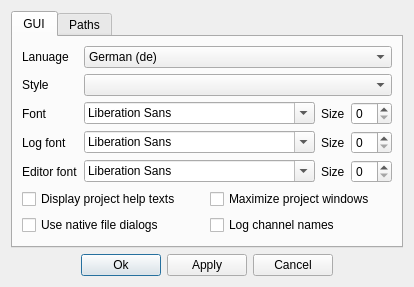
Old version of the form tools/qchdman/preferencesdialog.ui in the repository qmc2/qmc2-mame-fe.
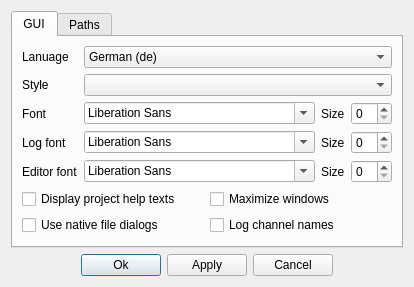
New version of the form. Icons and pictures are not drawn.

Commit message: imp: qchdman: changed wording of 'maximize windows' setting

The edit to the form file:
```diff
--- a/tools/qchdman/preferencesdialog.ui
+++ b/tools/qchdman/preferencesdialog.ui
@@ -263,7 +263,7 @@
             <string>Maximize new project windows</string>
            </property>
            <property name="text">
-            <string>Maximize project windows</string>
+            <string>Maximize windows</string>
            </property>
           </widget>
          </item>
```
Left out of the diff: 2 changed lines with no effect on the pictures. The commit also changes 17 other files.
